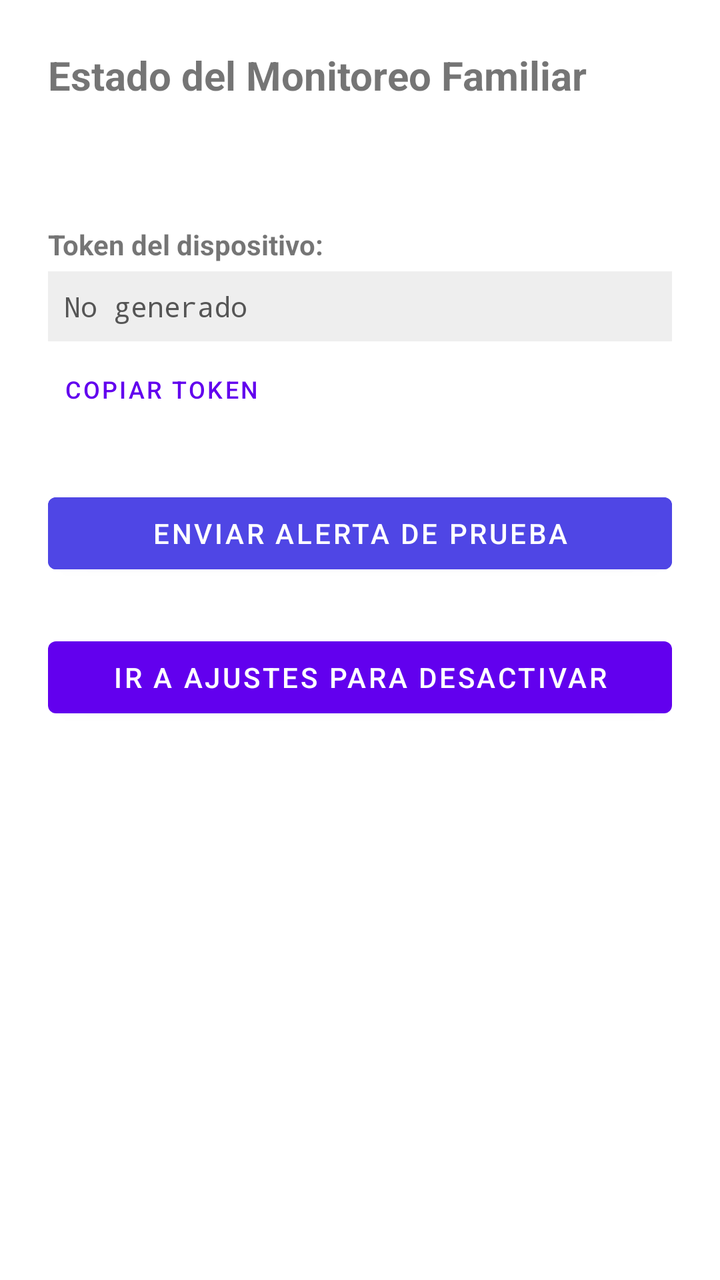
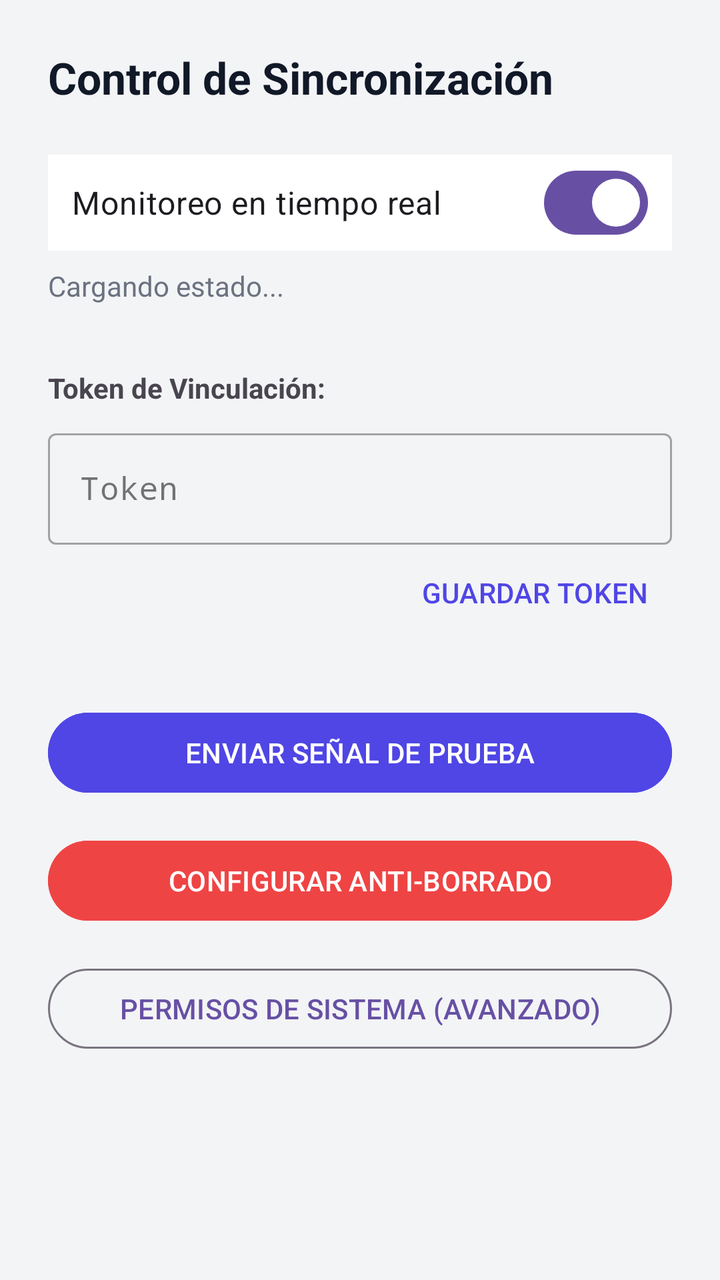

Screens rendered from an Android XML layout before and after an edit, with the pre-edit source and the edit as a unified diff.
<!-- AndroidManifest.xml: application theme Theme.FamiliaMonitor -->
<!-- res/layout/activity_status.xml -->
<?xml version="1.0" encoding="utf-8"?>
<LinearLayout xmlns:android="http://schemas.android.com/apk/res/android"
    android:orientation="vertical"
    android:layout_width="match_parent"
    android:layout_height="match_parent"
    android:padding="24dp">

    <TextView
        android:layout_width="wrap_content"
        android:layout_height="wrap_content"
        android:text="Estado del Monitoreo Familiar"
        android:textSize="20sp"
        android:textStyle="bold"
        android:layout_marginBottom="16dp" />

    <TextView
        android:id="@+id/tv_status"
        android:layout_width="match_parent"
        android:layout_height="wrap_content"
        android:textSize="16sp" />

    <TextView
        android:layout_width="wrap_content"
        android:layout_height="wrap_content"
        android:text="Token del dispositivo:"
        android:textStyle="bold"
        android:layout_marginTop="24dp" />

    <TextView
        android:id="@+id/tv_token"
        android:layout_width="match_parent"
        android:layout_height="wrap_content"
        android:textSize="14sp"
        android:textColor="#555555"
        android:padding="8dp"
        android:background="#EEEEEE"
        android:layout_marginTop="4dp"
        android:fontFamily="monospace"
        android:text="No generado" />

    <Button
        android:id="@+id/btn_copy"
        android:layout_width="wrap_content"
        android:layout_height="wrap_content"
        style="?attr/borderlessButtonStyle"
        android:text="Copiar Token"
        android:textSize="12sp" />

    <Button
        android:id="@+id/btn_test"
        android:layout_width="match_parent"
        android:layout_height="wrap_content"
        android:layout_marginTop="24dp"
        android:backgroundTint="#4f46e5"
        android:text="ENVIAR ALERTA DE PRUEBA" />

    <Button
        android:id="@+id/btn_disable"
        android:layout_width="match_parent"
        android:layout_height="wrap_content"
        android:layout_marginTop="24dp"
        android:text="Ir a ajustes para desactivar" />

</LinearLayout>
<!-- resources referenced by this layout -->
<resources>
  <style name="Theme.FamiliaMonitor" parent="Theme.MaterialComponents.DayNight.NoActionBar" />
</resources>

<!-- the commit's change to res/layout/activity_status.xml (unified diff, before → after) -->
@@ -1,64 +1,101 @@
 <?xml version="1.0" encoding="utf-8"?>
-<LinearLayout xmlns:android="http://schemas.android.com/apk/res/android"
-    android:orientation="vertical"
+<ScrollView xmlns:android="http://schemas.android.com/apk/res/android"
+    xmlns:app="http://schemas.android.com/apk/res-auto"
     android:layout_width="match_parent"
     android:layout_height="match_parent"
-    android:padding="24dp">
+    android:background="#F3F4F6">
 
-    <TextView
-        android:layout_width="wrap_content"
-        android:layout_height="wrap_content"
-        android:text="Estado del Monitoreo Familiar"
-        android:textSize="20sp"
-        android:textStyle="bold"
-        android:layout_marginBottom="16dp" />
-
-    <TextView
-        android:id="@+id/tv_status"
+    <LinearLayout
+        android:orientation="vertical"
         android:layout_width="match_parent"
         android:layout_height="wrap_content"
-        android:textSize="16sp" />
+        android:padding="24dp">
 
-    <TextView
-        android:layout_width="wrap_content"
-        android:layout_height="wrap_content"
-        android:text="Token del dispositivo:"
-        android:textStyle="bold"
-        android:layout_marginTop="24dp" />
+        <TextView
+            android:layout_width="wrap_content"
+            android:layout_height="wrap_content"
+            android:text="Control de Sincronización"
+            android:textSize="22sp"
+            android:textStyle="bold"
+            android:textColor="#111827"
+            android:layout_marginBottom="24dp" />
 
-    <TextView
-        android:id="@+id/tv_token"
-        android:layout_width="match_parent"
-        android:layout_height="wrap_content"
-        android:textSize="14sp"
-        android:textColor="#555555"
-        android:padding="8dp"
-        android:background="#EEEEEE"
-        android:layout_marginTop="4dp"
-        android:fontFamily="monospace"
-        android:text="No generado" />
+        
+        <com.google.android.material.materialswitch.MaterialSwitch
+            android:id="@+id/sw_monitoring"
+            android:layout_width="match_parent"
+            android:layout_height="wrap_content"
+            android:text="Monitoreo en tiempo real"
+            android:textSize="16sp"
+            android:checked="true"
+            android:padding="12dp"
+            android:background="@android:color/white" />
 
-    <Button
-        android:id="@+id/btn_copy"
-        android:layout_width="wrap_content"
-        android:layout_height="wrap_content"
-        style="?attr/borderlessButtonStyle"
-        android:text="Copiar Token"
-        android:textSize="12sp" />
+        <TextView
+            android:id="@+id/tv_status"
+            android:layout_width="match_parent"
+            android:layout_height="wrap_content"
+            android:layout_marginTop="8dp"
+            android:textSize="14sp"
+            android:textColor="#6B7280"
+            android:text="Cargando estado..." />
 
-    <Button
-        android:id="@+id/btn_test"
-        android:layout_width="match_parent"
-        android:layout_height="wrap_content"
-        android:layout_marginTop="24dp"
-        android:backgroundTint="#4f46e5"
-        android:text="ENVIAR ALERTA DE PRUEBA" />
+        
+        <TextView
+            android:layout_width="wrap_content"
+            android:layout_height="wrap_content"
+            android:text="Token de Vinculación:"
+            android:textStyle="bold"
+            android:layout_marginTop="32dp" />
 
-    <Button
-        android:id="@+id/btn_disable"
-        android:layout_width="match_parent"
-        android:layout_height="wrap_content"
-        android:layout_marginTop="24dp"
-        android:text="Ir a ajustes para desactivar" />
+        <com.google.android.material.textfield.TextInputLayout
+            android:layout_width="match_parent"
+            android:layout_height="wrap_content"
+            android:layout_marginTop="8dp"
+            style="@style/Widget.MaterialComponents.TextInputLayout.OutlinedBox">
 
-</LinearLayout>
+            <com.google.android.material.textfield.TextInputEditText
+                android:id="@+id/et_token_edit"
+                android:layout_width="match_parent"
+                android:layout_height="wrap_content"
+                android:hint="Token"
+                android:inputType="textNoSuggestions"
+                android:fontFamily="monospace" />
+        </com.google.android.material.textfield.TextInputLayout>
+
+        <Button
+            android:id="@+id/btn_save_token"
+            android:layout_width="wrap_content"
+            android:layout_height="wrap_content"
+            style="?attr/borderlessButtonStyle"
+            android:text="GUARDAR TOKEN"
+            android:textColor="#4F46E5"
+            android:layout_gravity="end" />
+
+        
+        <Button
+            android:id="@+id/btn_test"
+            android:layout_width="match_parent"
+            android:layout_height="wrap_content"
+            android:layout_marginTop="32dp"
+            android:text="ENVIAR SEÑAL DE PRUEBA"
+            android:backgroundTint="#4F46E5" />
+
+        <Button
+            android:id="@+id/btn_admin"
+            android:layout_width="match_parent"
+            android:layout_height="wrap_content"
+            android:layout_marginTop="16dp"
+            android:text="CONFIGURAR ANTI-BORRADO"
+            android:backgroundTint="#EF4444" />
+
+        <Button
+            android:id="@+id/btn_disable"
+            android:layout_width="match_parent"
+            android:layout_height="wrap_content"
+            android:layout_marginTop="16dp"
+            android:text="PERMISOS DE SISTEMA (AVANZADO)"
+            style="?attr/materialButtonOutlinedStyle" />
+
+    </LinearLayout>
+</ScrollView>
<!-- resource entries referenced after the edit -->
@@ -1,5 +1,5 @@
 <!-- resources referenced by this layout -->
 <resources>
-  <style name="Theme.FamiliaMonitor" parent="Theme.MaterialComponents.DayNight.NoActionBar" />
+  <style name="Theme.FamiliaMonitor" parent="Theme.Material3.DayNight.NoActionBar" />
 </resources>
 
